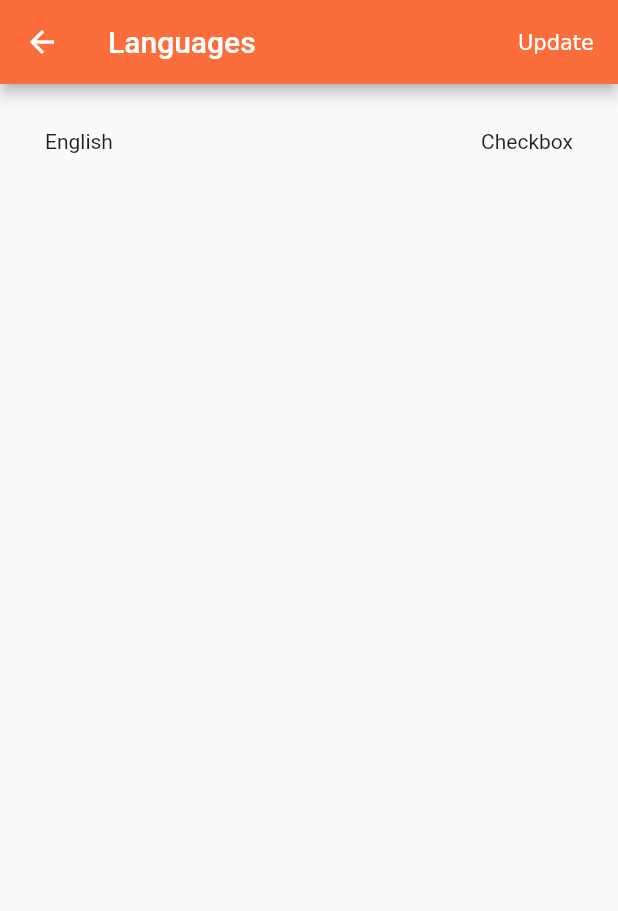
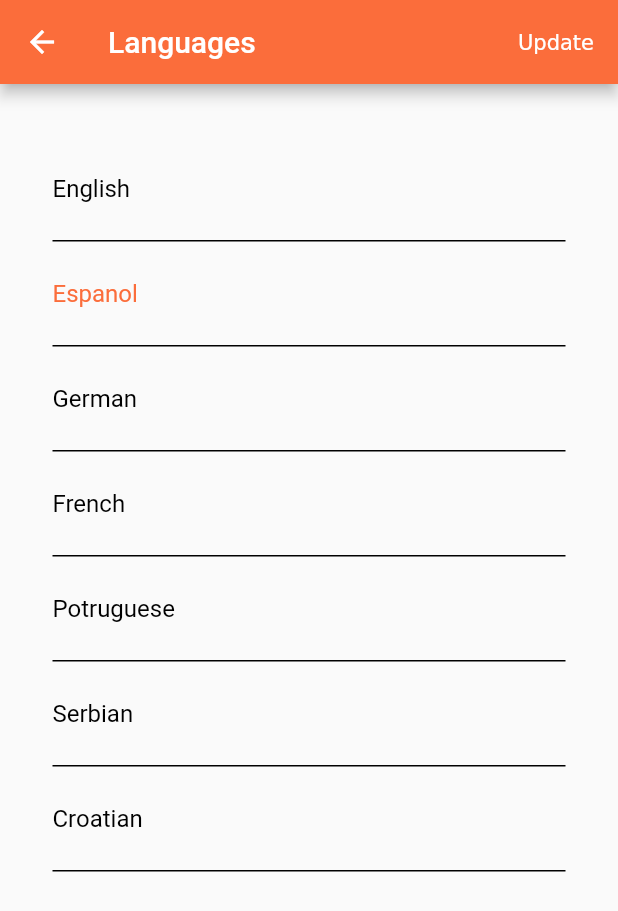
Before and after one commit to kelle92/flutter_tasks, a Flutter app: the screen it shows after launch, after a tap on "Languages", on a phone screen of 412 x 824 dp. Shown: the top 911 px of the screen. Run offline on Flutter 3.47's test engine with Material 2 defaults, Android fonts, the phone set to English and light mode, and no system bars; our stand-ins replace flutter_map, geolocator, latlong2, scrollable_positioned_list.

Commit message:
Implemented list of languages. Next to implement: checkbox next to the selected language

```diff
--- a/lib/language_widget.dart
+++ b/lib/language_widget.dart
@@ -1,6 +1,5 @@
 import 'package:flutter/material.dart';
 import 'package:flutter/gestures.dart';
-import 'package:flutter_map/flutter_map.dart';
 
 class HomeScreen extends StatelessWidget {
   const HomeScreen({super.key});
@@ -22,9 +21,15 @@ class HomeScreen extends StatelessWidget {
 }
 
 class LanguagesScreen extends StatelessWidget {
-  const LanguagesScreen({super.key, this.languageList});
+  const LanguagesScreen(
+      {super.key,
+      this.languageList = const [],
+      required this.defaultLanguage,
+      this.defaultFunction});
 
-  final languageList;
+  final List languageList;
+  final String defaultLanguage;
+  final void defaultFunction;
 
   @override
   Widget build(context) {
@@ -43,26 +48,35 @@ class LanguagesScreen extends StatelessWidget {
                         text: "Update",
                         recognizer: TapGestureRecognizer()
                           ..onTap = () {
-                          print("Update clicked");
+                            Navigator.pop(context, "/");
                           }))
               ],
             )),
-      body: Column(children: [
-        Container(
-          child: const Padding(
-            padding: EdgeInsets.all(30),
-            child:
-                // Ovdje mora ici listviewbuilder!!!! za Svaki element
-                Row(
-              children: [
-                Text("English"),
-                Spacer(),
-                Text("Checkbox"),
-              ],
+        body: ListView.builder(
+            padding: const EdgeInsets.all(35),
+            scrollDirection: Axis.vertical,
+            itemCount: languageList.length,
+            itemBuilder: (context, int index) {
+              return Container(
+                  decoration: const BoxDecoration(
+                      border: Border(
+                          bottom: BorderSide(width: 1.0, color: Colors.black))),
+                  //height: 70,
+                  child: Padding(
+                    padding: const EdgeInsets.only(top: 25, bottom: 25),
+                    child: Text(
+                      "${languageList[index]}",
+                      style:
+
+                          //Simulacija kako odraditi checkbox pored default jezika
+
+                          languageList[index] == defaultLanguage
+                              ? const TextStyle(
+                                  fontSize: 16, color: Color(0xFFFB6D3B))
+                              : const TextStyle(
+                                  fontSize: 16, color: Colors.black),
                     ),
-          ),
-        )
-      ]),
-    );
+                  ));
+            }));
   }
 }
--- a/lib/main.dart
+++ b/lib/main.dart
@@ -11,7 +11,16 @@ void main() {
       routes: {
         "/": (context) => const HomeScreen(),
         "/languages": (context) => const LanguagesScreen(
-              languageList: ["English", "Espanol", "German"],
+              defaultLanguage: "Espanol",
+              languageList: [
+                "English",
+                "Espanol",
+                "German",
+                "French",
+                "Potruguese",
+                "Serbian",
+                "Croatian",
+              ],
             )
       },
       //home: Scaffold()
```
Lines whose indentation alone changed are shown as unchanged.
